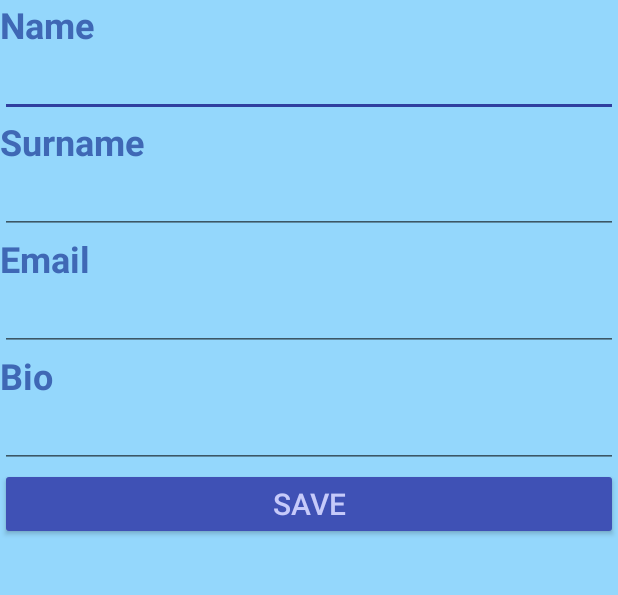
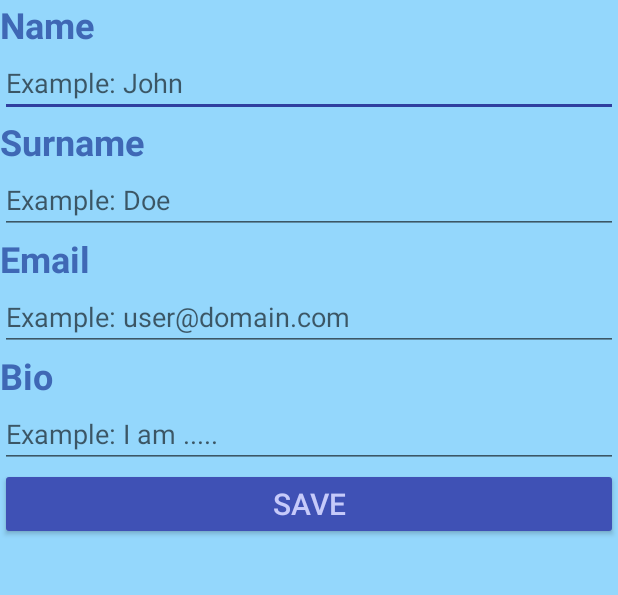
Before and after one commit to Davic15/AppShareBook, an Android app: the EditProfile screen opened directly, with no data from a screen before it, on a phone screen of 412 x 824 dp, the part 412-1007 px from its top. Run offline under Robolectric (Android 15) with nearby library versions, the phone set to English and light mode, and no system bars; Roboto replaces fonts that are not available here.

Commit message:
Hints added (Edit Profile)

```diff
--- a/app/src/main/res/layout-land/editprofile.xml
+++ b/app/src/main/res/layout-land/editprofile.xml
@@ -51,6 +51,7 @@
             android:layout_alignStart="@+id/textView"
             android:layout_below="@+id/textView"
             android:ems="10"
+            android:hint="@string/hint_user_name"
             android:inputType="textPersonName" />
 
         <TextView
@@ -71,6 +72,7 @@
             android:layout_below="@+id/textView2"
             android:layout_marginTop="12dp"
             android:ems="10"
+            android:hint="@string/hint_user_surname"
             android:inputType="textPersonName" />
 
         <TextView
@@ -90,6 +92,7 @@
             android:layout_alignStart="@+id/textView3"
             android:layout_below="@+id/textView3"
             android:ems="10"
+            android:hint="@string/hint_user_email"
             android:inputType="textEmailAddress" />
 
         <TextView
@@ -110,6 +113,7 @@
             android:layout_alignStart="@+id/textView4"
             android:layout_below="@+id/textView4"
             android:ems="10"
+            android:hint="@string/hint_user_bio"
             android:inputType="text" />
 
         <Button
--- a/app/src/main/res/layout/editprofile.xml
+++ b/app/src/main/res/layout/editprofile.xml
@@ -44,6 +44,7 @@
             android:layout_width="match_parent"
             android:layout_height="wrap_content"
             android:ems="10"
+            android:hint="@string/hint_user_name"
             android:inputType="textPersonName" />
 
         <TextView
@@ -57,12 +58,14 @@
             android:id="@+id/userSurnameEditText"
             android:layout_width="match_parent"
             android:layout_height="wrap_content"
+            android:hint="@string/hint_user_surname"
             android:ems="10"
             android:inputType="textPersonName" />
 
         <TextView
             android:layout_width="match_parent"
             android:layout_height="wrap_content"
+            android:inputType="textEmailAddress"
             android:text="@string/user_email"
             android:textSize="24sp"
             android:textStyle="bold" />
@@ -71,6 +74,7 @@
             android:id="@+id/userEmailEditText"
             android:layout_width="match_parent"
             android:layout_height="wrap_content"
+            android:hint="@string/hint_user_email"
             android:ems="10"
             android:inputType="textEmailAddress" />
 
@@ -88,6 +92,7 @@
             android:id="@+id/userBioEditText"
             android:layout_width="match_parent"
             android:layout_height="wrap_content"
+            android:hint="@string/hint_user_bio"
             android:ems="10"
             android:inputType="text" />
 
--- a/app/src/main/res/values/strings.xml
+++ b/app/src/main/res/values/strings.xml
@@ -17,4 +17,9 @@
     <string name="permission_denied">Permission Denied</string>
     <string name="file_save">File Saved!</string>
     <string name="user_profile_image">Profile Image</string>
+    <string name="hint_user_name">Example: John</string>
+    <string name="hint_user_surname">Example: Doe</string>
+    <string name="hint_user_email">Example: user@domain.com</string>
+    <string name="hint_user_bio">Example: I am .....</string>
+
 </resources>
```
Also changed, not shown: 2 other files.
